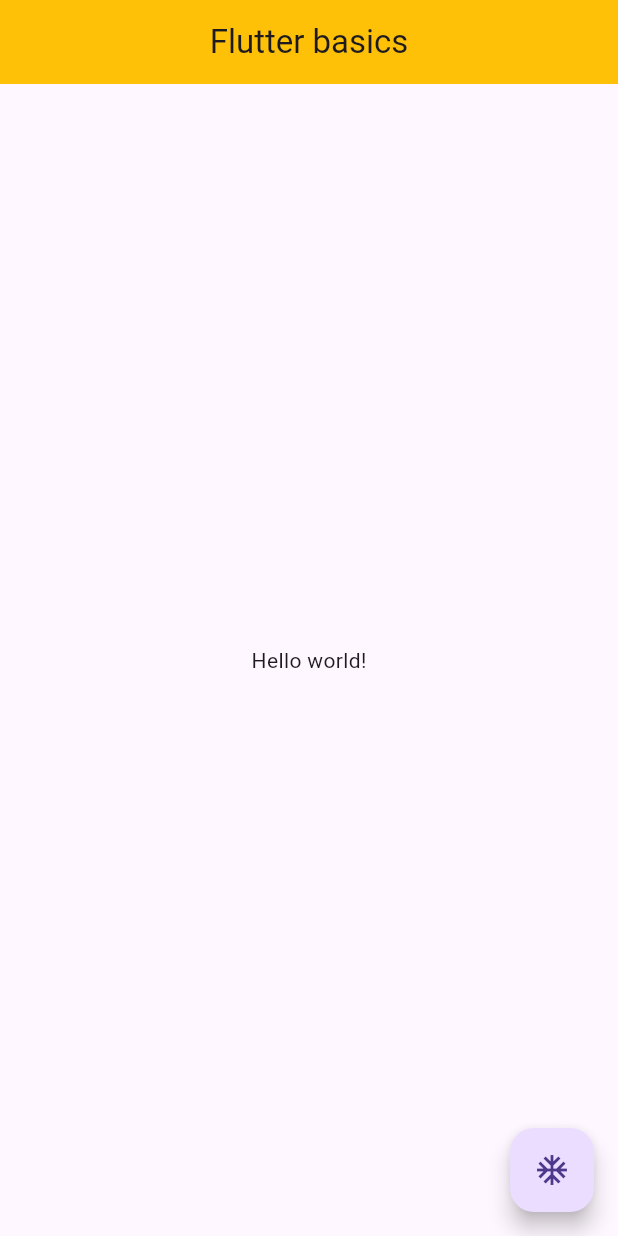
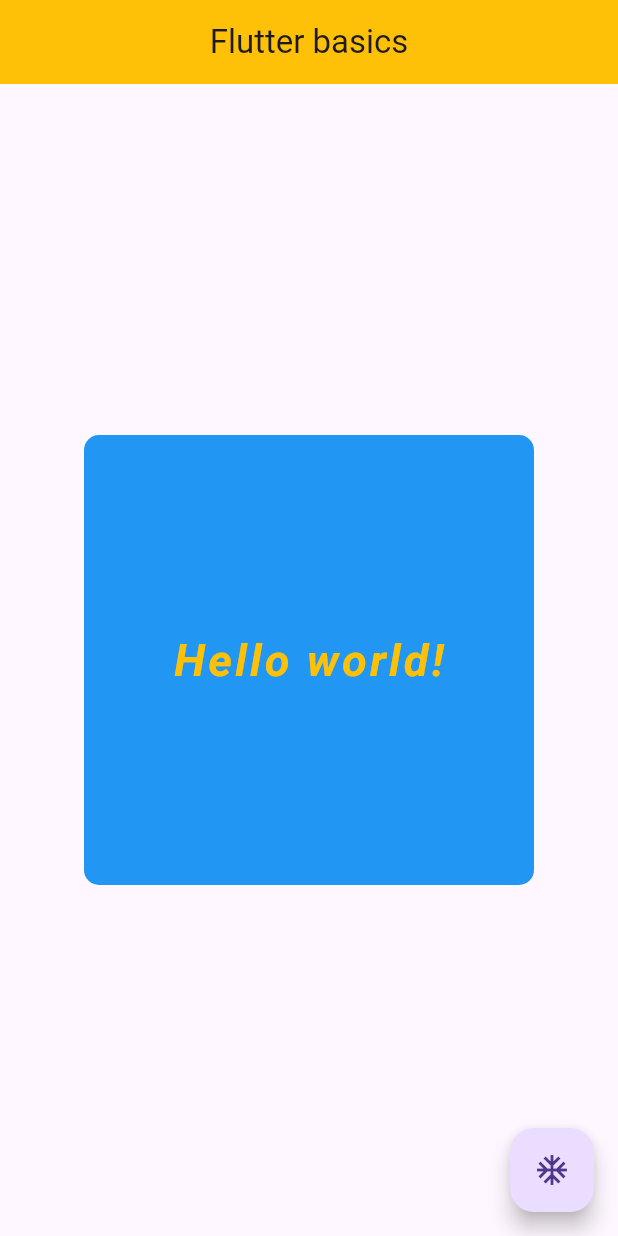
Before and after one commit to Momen-Assaf/Flutter-Course, a Flutter app: the screen it shows after launch, on a phone screen of 412 x 824 dp. Run offline on Flutter 3.47's test engine with Material 3 defaults, Android fonts, the phone set to English and light mode, and no system bars.

Commit message:
lesson 9

```diff
--- a/2_Flutter_Basics/lib/main.dart
+++ b/2_Flutter_Basics/lib/main.dart
@@ -21,8 +21,26 @@ class MyApp extends StatelessWidget {
             title: const Text('Flutter basics'),
             centerTitle: true,
           ),
-          body: const Center(
-            child: Text('Hello world!'),
+          body: Center(
+            child: Container(
+              height: 300,
+              width: 300, //if width not defined it takes the max width
+              decoration: BoxDecoration(
+                  color: Colors.blue,
+                  borderRadius: BorderRadius.circular(10)),
+              child: const Center(
+                child: Text(
+                  'Hello world!',
+                  style: TextStyle(
+                    fontSize: 30.0,
+                    fontWeight: FontWeight.bold,
+                    fontStyle: FontStyle.italic,
+                    color: Colors.amber,
+                    letterSpacing: 2.0,
+                  ),
+                ),
+              ),
+            ),
           ),
           floatingActionButton: FloatingActionButton(
               onPressed: () => debugPrint('clicked'),
--- a/2_Flutter_Basics/shortcuts.txt
+++ b/2_Flutter_Basics/shortcuts.txt
@@ -3,3 +3,9 @@ R, hot restart, for adding new files, widgets.
 
 stless, for creating a stateless widget
 stful, for creating a statefull widget
+
+materialapp, is the entire application
+themeData, is themes for the entire application
+
+scaffold, is the current page
+locale, is for different languages
```
